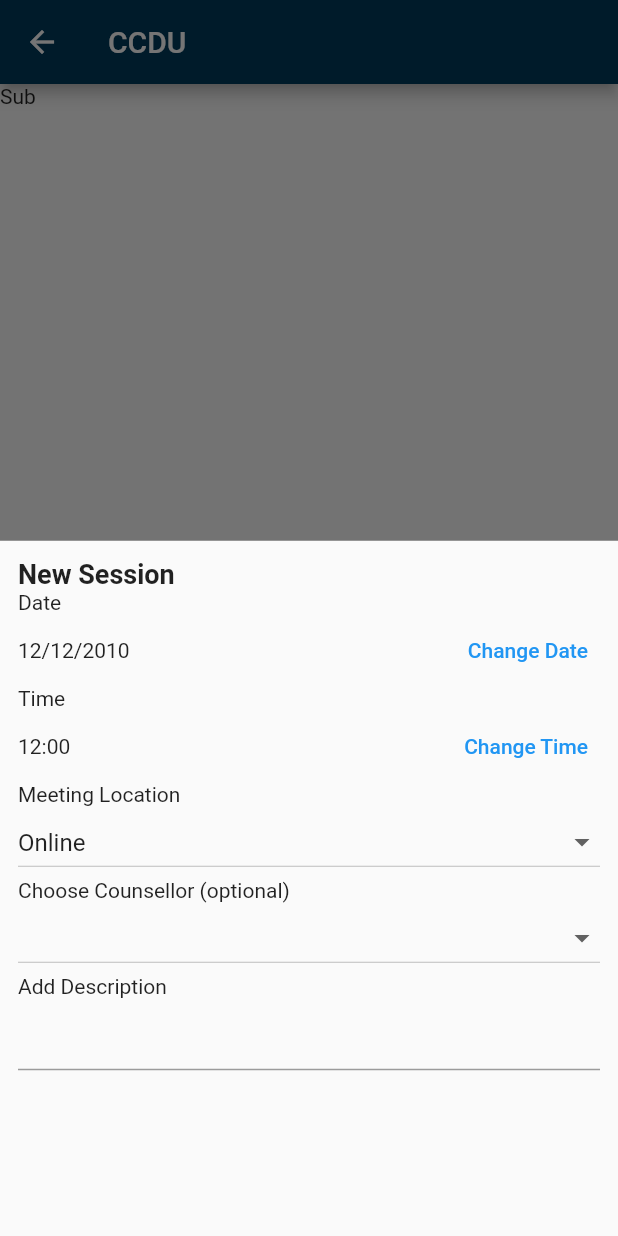
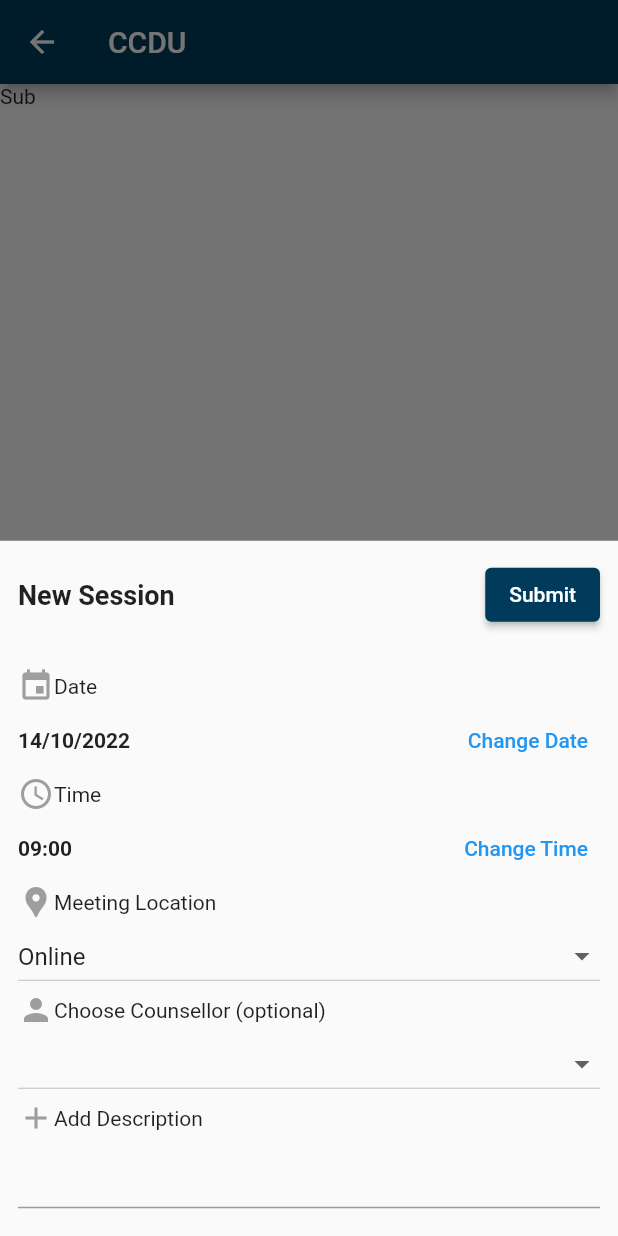
Before and after one commit to givenng6/sdp_wits_services, a Flutter app: the CCDU screen opened directly with empty values, after a tap on "New Session", on a phone screen of 412 x 824 dp. Run offline on Flutter 3.47's test engine with Material 2 defaults, Android fonts, the light colour scheme and no system bars; our stand-ins replace accordion, animated_splash_screen, firebase_core, flutter_hooks, flutter_login, loading_indicator and 2 more; missing offline and left inert: firebase_core_web, shared_preferences_web; accounts and stored records are empty.

Commit message:
date time picker

```diff
--- a/lib/StudentsApp/CCDU/CCDU.dart
+++ b/lib/StudentsApp/CCDU/CCDU.dart
@@ -22,6 +22,9 @@ class CCDU extends HookWidget{
     List<String> places = ['Online', 'OnSite'];
     List<String> counsellors = ['', 'Given', 'Mathebula'];
 
+    TimeOfDay time = TimeOfDay(hour: 09, minute: 00);
+    DateTime date = DateTime(2022, 10, 14);
+
     return Scaffold(
 
 
@@ -30,34 +33,87 @@ class CCDU extends HookWidget{
         onPressed: (){
           showModalBottomSheet(
               context: context,
+              //isScrollControlled: true,
               builder: (builder) => Container(
                 //height: double.infinity,
                 padding: const EdgeInsets.all(12),
                 child: Column(
                  crossAxisAlignment: CrossAxisAlignment.start,
                   children: [
-                  Text('New Session', style: TextStyle(fontWeight: FontWeight.bold, fontSize: 18),),
-                  Text("Date"),
+                  Container(
+                    margin: EdgeInsets.fromLTRB(0, 0, 0, 25),
+                    child: Row(
+                      mainAxisAlignment: MainAxisAlignment.spaceBetween,
+                      children: [
+                        Text('New Session', style: TextStyle(fontWeight: FontWeight.bold, fontSize: 18),),
+                        ElevatedButton(onPressed: (){},
+                            child: Text('Submit'),
+                            style: ElevatedButton.styleFrom(
+                              primary: Color(0xff003b5c)
+                            ),
+                        )
+                      ],
+                    ),
+                  ),
+                  Row(
+                    children: [
+                      Icon(Icons.event, color: Colors.grey,),
+                      Text("Date"),
+                    ],
+                  ),
+
                     Row(
                       mainAxisAlignment: MainAxisAlignment.spaceBetween,
                       children: [
-                        Text("12/12/2010"),
-                        TextButton(onPressed: (){},
+                        Text(date.day.toString().padLeft(2, '0') + '/' + date.month.toString().padLeft(2, '0') + '/' + date.year.toString(), style: TextStyle(fontWeight: FontWeight.w600)),
+                        TextButton(onPressed: ()async{
+                          DateTime? setDate = await showDatePicker(
+                              context: context,
+                              initialDate: date,
+                              firstDate: DateTime(2022),
+                              lastDate: DateTime(2100)
+                          );
+
+                          if(setDate != null){
+                            // update the date
+                            date = setDate;
+                          }
+                        },
                             child: Text('Change Date')
                         ),
                       ],
                     ),
-                  Text("Time"),
+                    Row(
+                      children: [
+                        Icon(Icons.watch_later_outlined, color: Colors.grey),
+                        Text("Time"),
+                      ],
+                    ),
                   Row(
                     mainAxisAlignment: MainAxisAlignment.spaceBetween,
                     children: [
-                      Text("12:00"),
-                      TextButton(onPressed: (){},
+                      Text(time.hour.toString().padLeft(2, '0') + ":" + time.minute.toString().padLeft(2, '0'), style: TextStyle(fontWeight: FontWeight.w600)),
+                      TextButton(onPressed: ()async{
+                        TimeOfDay? setTime = await showTimePicker(
+                            context: context, initialTime: time
+                        );
+
+                        if(setTime != null){
+                          // update time
+                          time = setTime;
+                          print(time);
+                        }
+                      },
                           child: Text('Change Time')
                       ),
                     ],
                   ),
-                  Text('Meeting Location'),
+                    Row(
+                      children: [
+                        Icon(Icons.location_pin, color: Colors.grey),
+                        Text("Meeting Location"),
+                      ],
+                    ),
                   DropdownButton(
                       isExpanded: true,
                       value: meetingLocation,
@@ -71,7 +127,12 @@ class CCDU extends HookWidget{
                         // must update value
                         meetingLocation = place!;
                       }),
-                  Text('Choose Counsellor (optional)'),
+                    Row(
+                      children: [
+                        Icon(Icons.person, color: Colors.grey),
+                        Text('Choose Counsellor (optional)'),
+                      ],
+                    ),
                   DropdownButton(
                       isExpanded: true,
                       value: theCounsellor,
@@ -85,7 +146,12 @@ class CCDU extends HookWidget{
                         // must update value
                         theCounsellor = counsellor!;
                       }),
-                Text('Add Description'),
+                Row(
+                  children: [
+                    Icon(Icons.add, color: Colors.grey),
+                    Text('Add Description'),
+                  ],
+                ),
                 TextField(
 
                   )
```
